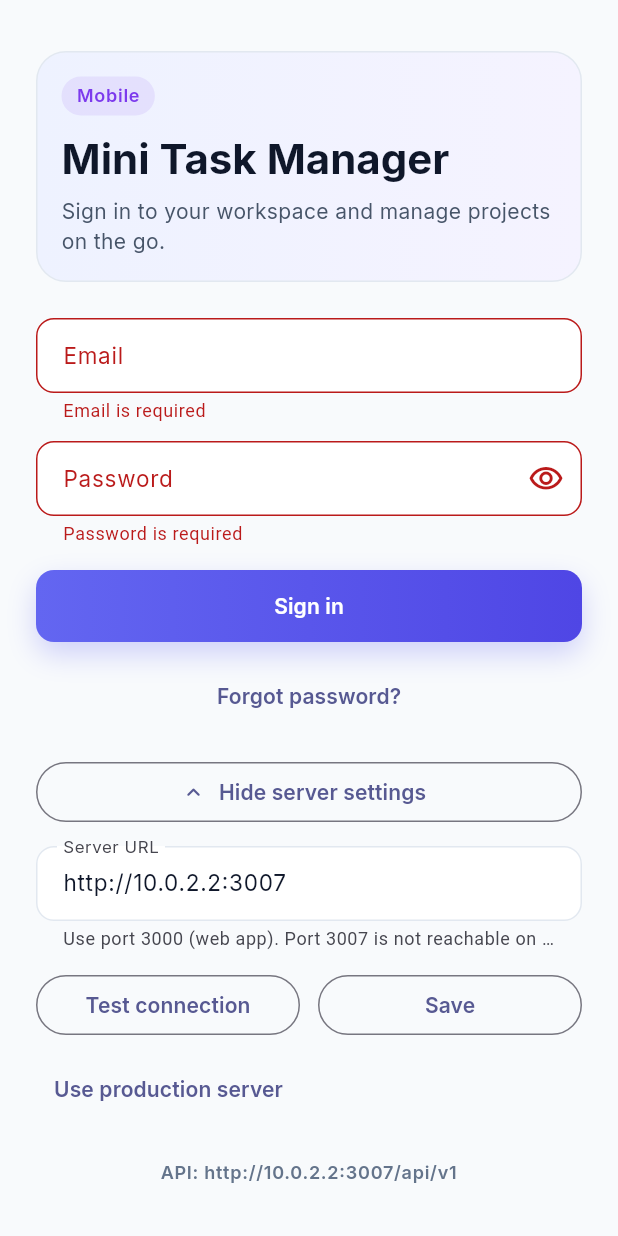
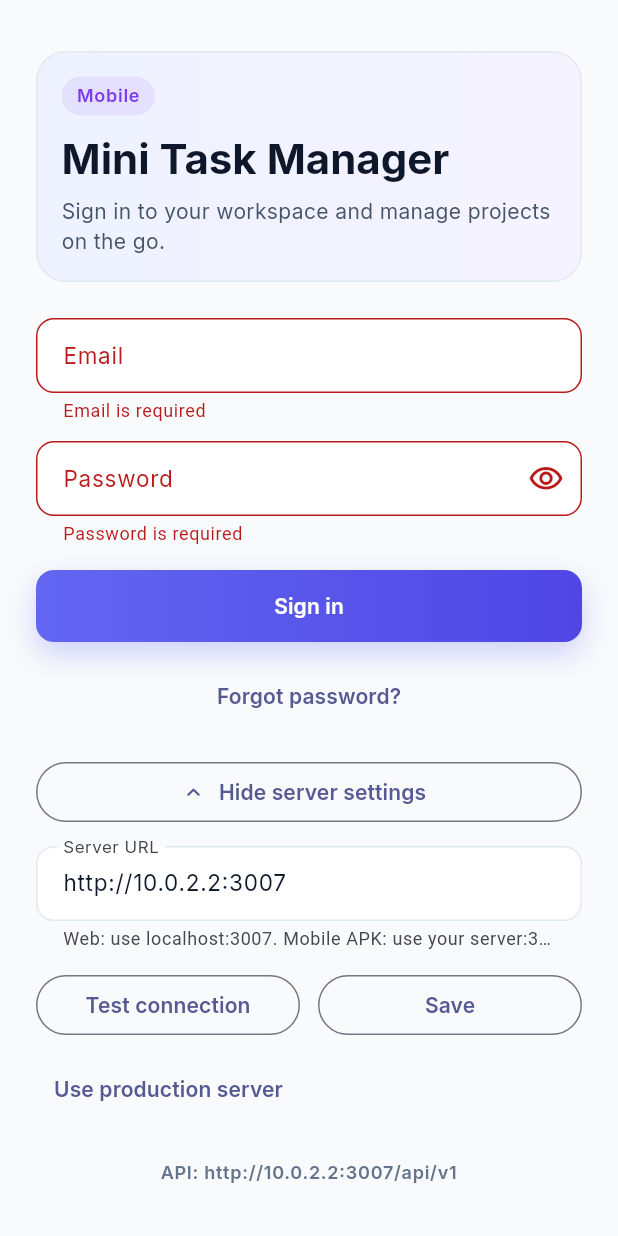
Before and after one commit to Seecog-Softwares-Private-Limited/mini-task-manager, a Flutter app: the screen it shows after launch, after a tap on "Sign in", after a tap on "Server settings", on a phone screen of 412 x 824 dp. Run offline on Flutter 3.47's test engine with Material 3 defaults, Android fonts, the phone set to English and light mode, and no system bars; our stand-ins replace device_info_plus, dio, equatable, file_picker, flutter_riverpod, flutter_secure_storage and 8 more; missing offline and left inert: dart:js_interop, dart:ui_web, record; network calls fail.

Commit message:
Mobile App

```diff
--- a/mobile/lib/core/api/api_connection_service.dart
+++ b/mobile/lib/core/api/api_connection_service.dart
@@ -1,4 +1,5 @@
 import 'package:dio/dio.dart';
+import 'package:flutter/foundation.dart';
 
 class ApiConnectionResult {
   const ApiConnectionResult({
@@ -70,6 +71,9 @@ class ApiConnectionService {
   }
 
   static String _hintForUrl(String url) {
+    if (kIsWeb) {
+      return 'For Flutter web use http://localhost:3007 (backend with CORS for :8090).';
+    }
     if (url.contains(':3007')) {
       return 'Port 3007 is usually local-only — try http://YOUR_SERVER:3000 instead.';
     }
--- a/mobile/lib/core/api/api_exception.dart
+++ b/mobile/lib/core/api/api_exception.dart
@@ -1,8 +1,8 @@
 import 'dart:convert';
-import 'dart:typed_data';
 
 import 'package:dio/dio.dart';
 import 'package:equatable/equatable.dart';
+import 'package:flutter/foundation.dart';
 
 class ApiException extends Equatable implements Exception {
   const ApiException({
@@ -28,7 +28,9 @@ class ApiException extends Equatable implements Exception {
       final target = error.requestOptions.uri.toString();
       return ApiException(
         message:
-            'Network error. Could not reach the server at $target. Open login → Server settings and use port 3000 (not 3007).',
+            kIsWeb
+                ? 'Network error. Could not reach $target. On web, use http://localhost:3007 in Server settings.'
+                : 'Network error. Could not reach the server at $target. Open login -> Server settings and use port 3000 (not 3007).',
         isNetwork: true,
       );
     }
--- a/mobile/lib/core/config/api_base_url_controller.dart
+++ b/mobile/lib/core/config/api_base_url_controller.dart
@@ -1,5 +1,4 @@
 import 'package:flutter_riverpod/flutter_riverpod.dart';
-import 'package:shared_preferences/shared_preferences.dart';
 
 import '../preferences/app_preferences.dart';
 import 'api_url_resolver.dart';
@@ -12,9 +11,7 @@ class ApiBaseUrlController extends Notifier<String> {
   @override
   String build() {
     final prefs = ref.watch(sharedPreferencesProvider);
-    final resolved = ApiUrlResolver.resolve(prefs);
-    _persistIfNeeded(prefs, resolved);
-    return resolved;
+    return ApiUrlResolver.resolve(prefs);
   }
 
   Future<void> setBaseUrl(String raw) async {
@@ -30,9 +27,4 @@ class ApiBaseUrlController extends Notifier<String> {
     state = ApiUrlResolver.resolve(prefs);
   }
 
-  void _persistIfNeeded(SharedPreferences prefs, String resolved) {
-    final saved = prefs.getString(StorageKeys.apiBaseUrl);
-    if (saved == resolved) return;
-    Future.microtask(() => prefs.setString(StorageKeys.apiBaseUrl, resolved));
-  }
 }
--- a/mobile/lib/core/config/api_url_resolver.dart
+++ b/mobile/lib/core/config/api_url_resolver.dart
@@ -9,18 +9,19 @@ import 'app_config.dart';
 /// Resolves the API base URL from saved settings, build-time defines, and flavor defaults.
 abstract final class ApiUrlResolver {
   static String resolve(SharedPreferences prefs) {
+    // Build/run --dart-define wins over stale saved browser/device settings.
+    const envOverride = String.fromEnvironment('API_BASE_URL');
+    if (envOverride.isNotEmpty) {
+      return _preferLocalProxyOnWeb(normalizeAndMigrate(envOverride));
+    }
+
     final saved = prefs.getString(StorageKeys.apiBaseUrl)?.trim();
     if (saved != null && saved.isNotEmpty) {
-      return normalizeAndMigrate(saved);
-    }
-
-    const envOverride = String.fromEnvironment('API_BASE_URL');
-    if (envOverride.isNotEmpty) {
-      return normalizeAndMigrate(envOverride);
+      return _preferLocalProxyOnWeb(normalizeAndMigrate(saved));
     }
 
     const flavor = String.fromEnvironment('FLAVOR', defaultValue: 'dev');
-    return normalizeAndMigrate(_defaultBaseUrlForFlavor(flavor));
+    return _preferLocalProxyOnWeb(normalizeAndMigrate(_defaultBaseUrlForFlavor(flavor)));
   }
 
   static String normalizeAndMigrate(String raw) {
@@ -46,9 +47,19 @@ abstract final class ApiUrlResolver {
     return url;
   }
 
+
+  static String _preferLocalProxyOnWeb(String url) {
+    if (!kIsWeb) return url;
+    final host = Uri.base.host;
+    if (host == 'localhost' || host == '127.0.0.1') {
+      return 'http://localhost:3007/api/v1';
+    }
+    return url;
+  }
+
   static String _defaultBaseUrlForFlavor(String flavor) {
     if (flavor == 'prod') {
-      return 'http://3.110.214.243:3000/api/v1';
+      return 'http://localhost:3007/api/v1';
     }
     if (flavor == 'staging') {
       return 'https://staging.your-host/api/v1';
--- a/mobile/lib/features/auth/login_screen.dart
+++ b/mobile/lib/features/auth/login_screen.dart
@@ -1,3 +1,4 @@
+import 'package:flutter/foundation.dart';
 import 'package:flutter/material.dart';
 import 'package:flutter_riverpod/flutter_riverpod.dart';
 
@@ -92,7 +93,7 @@ class _LoginScreenState extends ConsumerState<LoginScreen> {
   }
 
   Future<void> _useProductionServer() async {
-    _serverUrlController.text = 'http://3.110.214.243:3000';
+    _serverUrlController.text = kIsWeb ? 'http://localhost:3007' : 'http://3.110.214.243:3000';
     await _saveServerUrl();
     await _testConnection();
   }
@@ -254,8 +255,8 @@ class _LoginScreenState extends ConsumerState<LoginScreen> {
                       controller: _serverUrlController,
                       decoration: const InputDecoration(
                         labelText: 'Server URL',
-                        hintText: 'http://3.110.214.243:3000',
-                        helperText: 'Use port 3000 (web app). Port 3007 is not reachable on mobile.',
+                        hintText: 'http://localhost:3007',
+                        helperText: 'Web: use localhost:3007. Mobile APK: use your server:3000.',
                       ),
                       keyboardType: TextInputType.url,
                     ),
--- a/mobile/lib/features/kanban/task_detail_sheet.dart
+++ b/mobile/lib/features/kanban/task_detail_sheet.dart
@@ -890,7 +890,7 @@ class _SidebarDropdown<T> extends StatelessWidget {
   @override
   Widget build(BuildContext context) {
     return DropdownButtonFormField<T>(
-      value: value,
+      initialValue: value,
       items: items,
       onChanged: enabled ? (next) { if (next != null) onChanged(next); } : null,
       decoration: InputDecoration(
```
